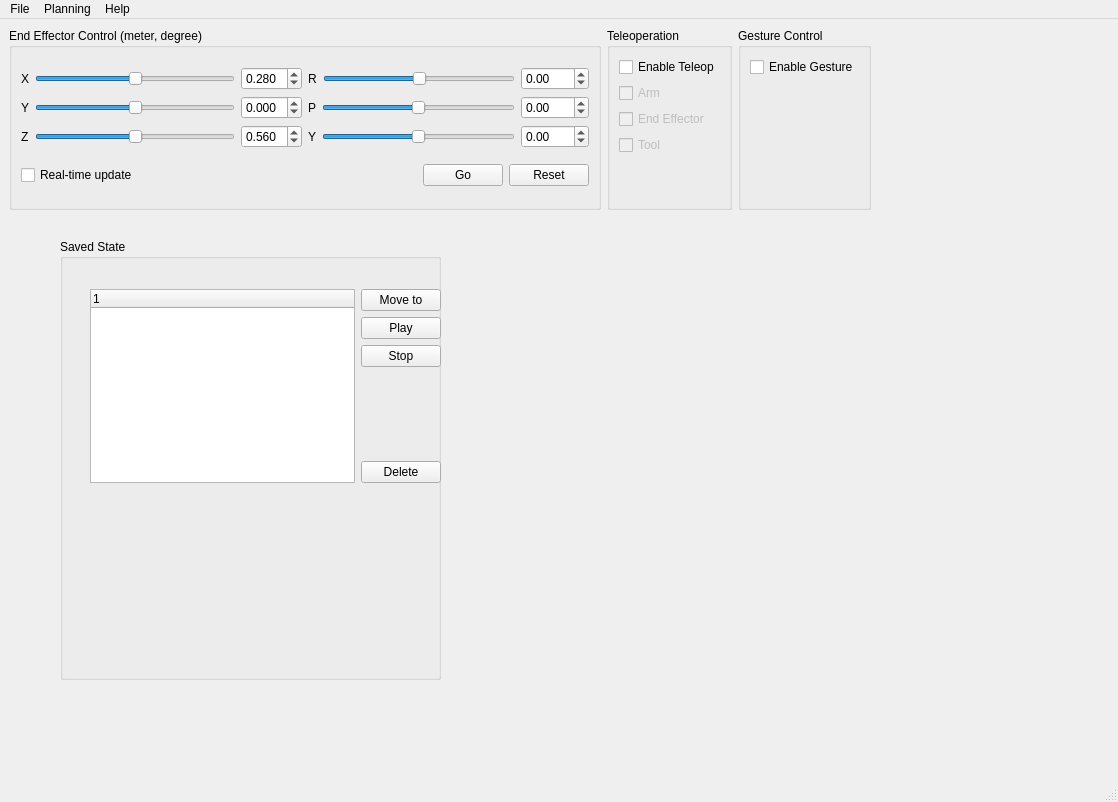
First picture: the form in prw/src/prw.ui, repository cuixiongyi/hiveground-ros-pkg, before the edit.
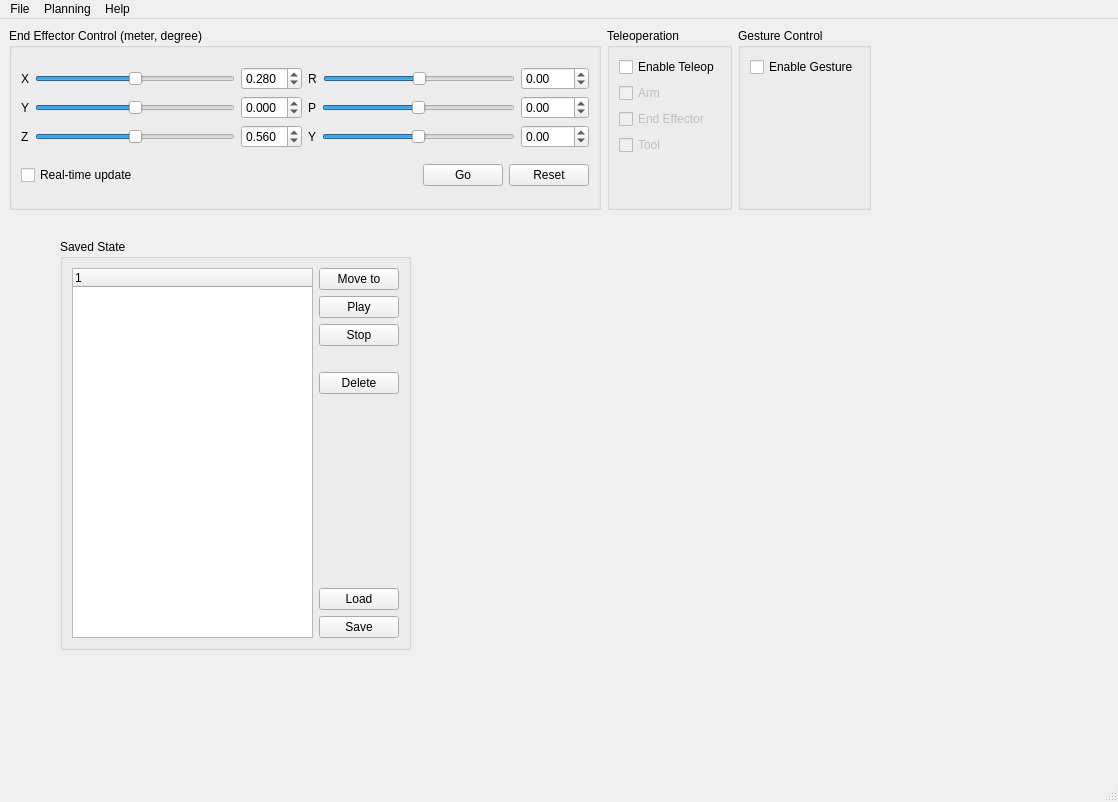
Second picture: the form after the edit.

The edit to the form file:
```diff
--- a/prw/src/prw.ui
+++ b/prw/src/prw.ui
@@ -19,22 +19,15 @@
      <rect>
       <x>60</x>
       <y>220</y>
-      <width>381</width>
-      <height>441</height>
+      <width>351</width>
+      <height>411</height>
      </rect>
     </property>
     <property name="title">
      <string>Saved State</string>
     </property>
-    <widget class="QWidget" name="">
-     <property name="geometry">
-      <rect>
-       <x>30</x>
-       <y>50</y>
-       <width>351</width>
-       <height>194</height>
-      </rect>
-     </property>
+    <layout class="QGridLayout" name="gridLayout">
+     <item row="0" column="0">
      <layout class="QHBoxLayout" name="horizontalLayout_10">
       <item>
        <widget class="QTreeWidget" name="tree_saved_state">
@@ -69,14 +62,17 @@
          </widget>
         </item>
         <item>
-         <spacer name="verticalSpacer_3">
+          <spacer name="verticalSpacer_4">
           <property name="orientation">
            <enum>Qt::Vertical</enum>
           </property>
+           <property name="sizeType">
+            <enum>QSizePolicy::Minimum</enum>
+           </property>
           <property name="sizeHint" stdset="0">
            <size>
             <width>20</width>
-            <height>40</height>
+             <height>20</height>
            </size>
           </property>
          </spacer>
@@ -88,12 +84,40 @@
           </property>
          </widget>
         </item>
+         <item>
+          <spacer name="verticalSpacer_3">
+           <property name="orientation">
+            <enum>Qt::Vertical</enum>
+           </property>
+           <property name="sizeHint" stdset="0">
+            <size>
+             <width>20</width>
+             <height>40</height>
+            </size>
+           </property>
+          </spacer>
+         </item>
+         <item>
+          <widget class="QPushButton" name="bt_load_saved_state">
+           <property name="text">
+            <string>Load</string>
+           </property>
+          </widget>
+         </item>
+         <item>
+          <widget class="QPushButton" name="bt_save_saved_state">
+           <property name="text">
+            <string>Save</string>
+           </property>
+          </widget>
+         </item>
        </layout>
       </item>
      </layout>
-    </widget>
-   </widget>
-   <widget class="QWidget" name="">
+     </item>
+    </layout>
+   </widget>
+   <widget class="QWidget" name="layoutWidget">
     <property name="geometry">
      <rect>
       <x>9</x>
```
Lines whose indentation alone changed are shown as unchanged.
